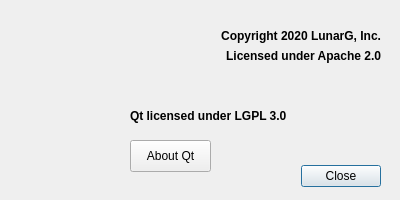
Before: the Qt Designer form vkconfig/dlgabout.ui in LunarG/VulkanTools, drawn with Qt 5.
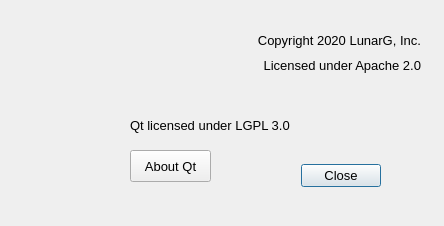
After: the same form once the commit is applied. Icons and pictures are not drawn.

Commit message: vkconfig2: All dialogs Arial 10 point

What changed in the file:
```diff
--- a/vkconfig/dlgabout.ui
+++ b/vkconfig/dlgabout.ui
@@ -6,8 +6,8 @@
    <rect>
     <x>0</x>
     <y>0</y>
-    <width>400</width>
-    <height>200</height>
+    <width>444</width>
+    <height>226</height>
    </rect>
   </property>
   <property name="sizePolicy">
@@ -24,13 +24,14 @@
   </property>
   <property name="maximumSize">
    <size>
-    <width>400</width>
-    <height>200</height>
+    <width>500</width>
+    <height>3000</height>
    </size>
   </property>
   <property name="font">
    <font>
     <family>Arial</family>
+    <pointsize>10</pointsize>
    </font>
   </property>
   <property name="windowTitle">
@@ -57,15 +58,16 @@
     <rect>
      <x>180</x>
      <y>20</y>
-     <width>201</width>
-     <height>31</height>
+     <width>241</width>
+     <height>41</height>
     </rect>
    </property>
    <property name="font">
     <font>
      <family>Arial</family>
-     <weight>75</weight>
-     <bold>true</bold>
+     <pointsize>10</pointsize>
+     <weight>50</weight>
+     <bold>false</bold>
     </font>
    </property>
    <property name="layoutDirection">
@@ -84,17 +86,18 @@
   <widget class="QLabel" name="label_2">
    <property name="geometry">
     <rect>
-     <x>180</x>
-     <y>40</y>
-     <width>201</width>
+     <x>170</x>
+     <y>50</y>
+     <width>251</width>
      <height>31</height>
     </rect>
    </property>
    <property name="font">
     <font>
      <family>Arial</family>
-     <weight>75</weight>
-     <bold>true</bold>
+     <pointsize>10</pointsize>
+     <weight>50</weight>
+     <bold>false</bold>
     </font>
    </property>
    <property name="text">
@@ -128,15 +131,16 @@
     <rect>
      <x>130</x>
      <y>100</y>
-     <width>201</width>
-     <height>31</height>
+     <width>231</width>
+     <height>51</height>
     </rect>
    </property>
    <property name="font">
     <font>
      <family>Arial</family>
-     <weight>75</weight>
-     <bold>true</bold>
+     <pointsize>10</pointsize>
+     <weight>50</weight>
+     <bold>false</bold>
     </font>
    </property>
    <property name="text">
@@ -150,7 +154,7 @@
    <property name="geometry">
     <rect>
      <x>130</x>
-     <y>140</y>
+     <y>150</y>
      <width>81</width>
      <height>32</height>
     </rect>
```
The commit also changes 7 other files.
